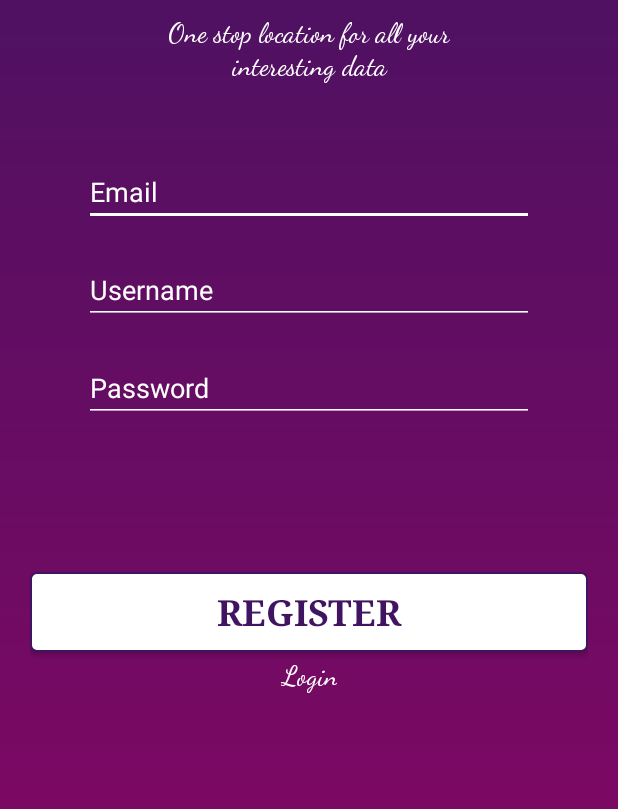
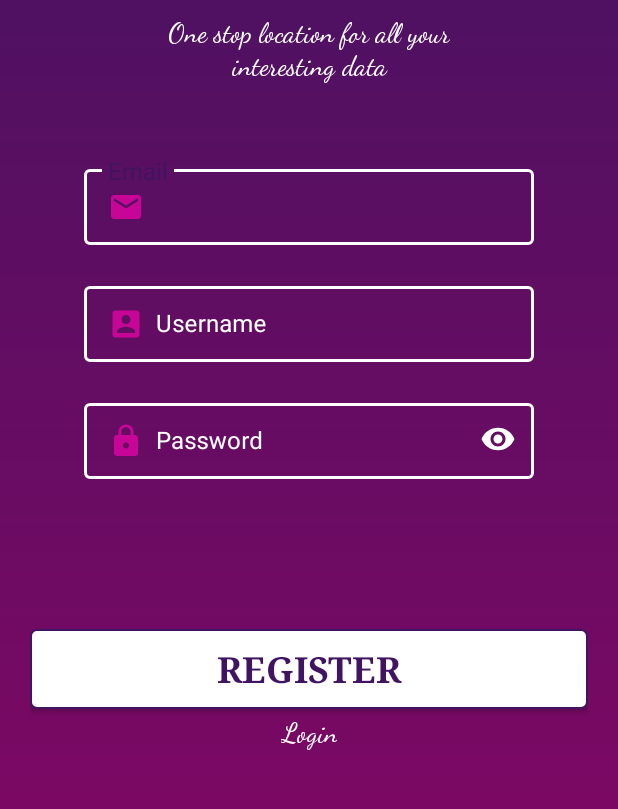
Before and after one commit to CodeChefVIT/Universal-Bookmark-App, an Android app: the Register screen opened directly, with no data from a screen before it, on a phone screen of 412 x 824 dp, the part 286-1095 px from its top. Run offline under Robolectric (Android 15) with nearby library versions, the phone set to English and light mode, and no system bars; libraries missing offline, so code that uses them is left out: com.tooltip; Roboto replaces fonts that are not available here; 2 statements that could not run were skipped.

Commit message:
Fixed bugs

```diff
--- a/app/src/main/java/com/codechefvit/bookmarked/Adapters/Adapter2.java
+++ b/app/src/main/java/com/codechefvit/bookmarked/Adapters/Adapter2.java
@@ -143,6 +143,8 @@ public class Adapter2 extends RecyclerView.Adapter<Adapter2.ViewHolder> {
             return "MakeMyTrip";
         if(url.contains("spotify"))
             return "Spotify";
+        if(url.contains("wikipedia") || url.contains("wiki"))
+            return "Wikipedia";
         if(url.contains("www")) {
             for (i = 0; i < url.length() - 1; i++) {
                 if (url.charAt(i) == '.')
--- a/app/src/main/java/com/codechefvit/bookmarked/Adapters/Adapter3.java
+++ b/app/src/main/java/com/codechefvit/bookmarked/Adapters/Adapter3.java
@@ -169,6 +169,8 @@ public class Adapter3 extends RecyclerView.Adapter<Adapter3.ViewHolder> {
             return "MakeMyTrip";
         if(url.contains("spotify"))
             return "Spotify";
+        if(url.contains("wikipedia") || url.contains("wiki"))
+            return "Wikipedia";
         if(url.contains("www")) {
             for (i = 0; i < url.length() - 1; i++) {
                 if (url.charAt(i) == '.')
--- a/app/src/main/java/com/codechefvit/bookmarked/Authentication/Login.java
+++ b/app/src/main/java/com/codechefvit/bookmarked/Authentication/Login.java
@@ -16,6 +16,7 @@ import com.codechefvit.bookmarked.Backend.TinyDB;
 import com.codechefvit.bookmarked.Backend.Users;
 import com.codechefvit.bookmarked.Main.Main;
 import com.codechefvit.bookmarked.R;
+import com.google.android.material.textfield.TextInputEditText;
 
 import retrofit2.Call;
 import retrofit2.Callback;
@@ -34,7 +35,7 @@ public class Login extends AppCompatActivity {
         setContentView(R.layout.activity_login);
 
         final EditText username=findViewById(R.id.name_input);
-        final EditText password=findViewById(R.id.pass_input);
+        final TextInputEditText password=findViewById(R.id.pass_input);
         Button login=findViewById(R.id.login);
         TextView skip=findViewById(R.id.skip);
         TextView register=findViewById(R.id.register_here);
--- /dev/null
+++ b/app/src/main/res/drawable/mail_icon.xml
@@ -0,0 +1,5 @@
+<vector android:height="24dp" android:tint="#C70698"
+    android:viewportHeight="24.0" android:viewportWidth="24.0"
+    android:width="24dp" xmlns:android="http://schemas.android.com/apk/res/android">
+    <path android:fillColor="#FF000000" android:pathData="M20,4L4,4c-1.1,0 -1.99,0.9 -1.99,2L2,18c0,1.1 0.9,2 2,2h16c1.1,0 2,-0.9 2,-2L22,6c0,-1.1 -0.9,-2 -2,-2zM20,8l-8,5 -8,-5L4,6l8,5 8,-5v2z"/>
+</vector>
--- /dev/null
+++ b/app/src/main/res/drawable/pass_icon.xml
@@ -0,0 +1,5 @@
+<vector android:height="24dp" android:tint="#C70698"
+    android:viewportHeight="24.0" android:viewportWidth="24.0"
+    android:width="24dp" xmlns:android="http://schemas.android.com/apk/res/android">
+    <path android:fillColor="#FF000000" android:pathData="M18,8h-1L17,6c0,-2.76 -2.24,-5 -5,-5S7,3.24 7,6v2L6,8c-1.1,0 -2,0.9 -2,2v10c0,1.1 0.9,2 2,2h12c1.1,0 2,-0.9 2,-2L20,10c0,-1.1 -0.9,-2 -2,-2zM12,17c-1.1,0 -2,-0.9 -2,-2s0.9,-2 2,-2 2,0.9 2,2 -0.9,2 -2,2zM15.1,8L8.9,8L8.9,6c0,-1.71 1.39,-3.1 3.1,-3.1 1.71,0 3.1,1.39 3.1,3.1v2z"/>
+</vector>
--- /dev/null
+++ b/app/src/main/res/drawable/user_icon.xml
@@ -0,0 +1,5 @@
+<vector android:height="24dp" android:tint="#C70698"
+    android:viewportHeight="24.0" android:viewportWidth="24.0"
+    android:width="24dp" xmlns:android="http://schemas.android.com/apk/res/android">
+    <path android:fillColor="#FF000000" android:pathData="M3,5v14c0,1.1 0.89,2 2,2h14c1.1,0 2,-0.9 2,-2L21,5c0,-1.1 -0.9,-2 -2,-2L5,3c-1.11,0 -2,0.9 -2,2zM15,9c0,1.66 -1.34,3 -3,3s-3,-1.34 -3,-3 1.34,-3 3,-3 3,1.34 3,3zM6,17c0,-2 4,-3.1 6,-3.1s6,1.1 6,3.1v1L6,18v-1z"/>
+</vector>
--- a/app/src/main/res/layout/activity_register.xml
+++ b/app/src/main/res/layout/activity_register.xml
@@ -3,6 +3,7 @@
     xmlns:tools="http://schemas.android.com/tools"
     android:layout_width="match_parent"
     android:layout_height="match_parent"
+    xmlns:app="http://schemas.android.com/apk/res-auto"
     android:orientation="vertical"
     android:background="@drawable/gradient"
     android:padding="20dp"
@@ -31,39 +32,73 @@
         android:layout_marginTop="20dp"
         android:textSize="18sp"/>
 
-    <EditText
-        android:id="@+id/email_input"
+    <com.google.android.material.textfield.TextInputLayout
         android:layout_width="300dp"
-        android:textColor="@android:color/white"
+        app:hintTextAppearance="@style/MyHintStyle"
+        style="@style/LoginTextInputLayoutStyle"
         android:textColorHint="@android:color/white"
-        android:backgroundTint="@android:color/white"
         android:layout_height="wrap_content"
         android:layout_marginTop="50dp"
         android:hint="Email"
-        android:layout_gravity="center_horizontal"/>
+        android:singleLine="true"
+        android:layout_gravity="center_horizontal">
 
-    <EditText
-        android:id="@+id/username_input"
+        <com.google.android.material.textfield.TextInputEditText
+            android:layout_width="300dp"
+            android:layout_height="wrap_content"
+            android:drawableLeft="@drawable/mail_icon"
+            android:drawablePadding="8dp"
+            android:textColor="#fff"
+            android:inputType="textEmailAddress"
+            android:id="@+id/email_input"/>
+
+    </com.google.android.material.textfield.TextInputLayout>
+
+    <com.google.android.material.textfield.TextInputLayout
         android:layout_width="300dp"
         android:hint="Username"
-        android:textColor="@android:color/white"
         android:textColorHint="@android:color/white"
-        android:backgroundTint="@android:color/white"
+        style="@style/LoginTextInputLayoutStyle"
+        app:hintTextAppearance="@style/MyHintStyle"
+        android:layout_height="wrap_content"
+        android:singleLine="true"
+        android:layout_gravity="center_horizontal"
+        android:layout_marginTop="20dp">
+
+        <com.google.android.material.textfield.TextInputEditText
+            android:layout_width="300dp"
+            android:layout_height="wrap_content"
+            android:drawableLeft="@drawable/user_icon"
+            android:drawablePadding="8dp"
+            android:textColor="#fff"
+            android:id="@+id/username_input"/>
+
+    </com.google.android.material.textfield.TextInputLayout>
+
+    <com.google.android.material.textfield.TextInputLayout
+        android:layout_width="300dp"
+        android:inputType="textPassword"
+        app:passwordToggleEnabled="true"
+        app:passwordToggleTint="#fff"
+        style="@style/LoginTextInputLayoutStyle"
+        app:hintTextAppearance="@style/MyHintStyle"
+        android:textColorHint="@android:color/white"
+        android:hint="Password"
+        android:singleLine="true"
         android:layout_height="wrap_content"
         android:layout_gravity="center_horizontal"
-        android:layout_marginTop="20dp"/>
+        android:layout_marginTop="20dp">
 
-    <EditText
-        android:id="@+id/pass_input"
-        android:layout_width="300dp"
-        android:inputType="textPassword"
-        android:textColor="@android:color/white"
-        android:textColorHint="@android:color/white"
-        android:backgroundTint="@android:color/white"
-        android:hint="Password"
-        android:layout_height="wrap_content"
-        android:layout_gravity="center_horizontal"
-        android:layout_marginTop="20dp"/>
+        <com.google.android.material.textfield.TextInputEditText
+            android:layout_width="300dp"
+            android:layout_height="wrap_content"
+            android:textColor="#fff"
+            android:drawableStart="@drawable/pass_icon"
+            android:drawablePadding="8dp"
+            android:inputType="textPassword"
+            android:id="@+id/pass_input"/>
+
+    </com.google.android.material.textfield.TextInputLayout>
 
     <ProgressBar
         android:layout_width="40dp"
--- a/app/src/main/res/values/colors.xml
+++ b/app/src/main/res/values/colors.xml
@@ -1,7 +1,8 @@
 <?xml version="1.0" encoding="utf-8"?>
-<resources>
+<resources xmlns:tools="http://schemas.android.com/tools">
     <color name="colorPrimary">#401461</color>
     <color name="colorPrimaryDark">#FFFFFF</color>
-    <color name="colorAccent">#440234</color>
+    <color name="colorAccent">#C70698</color>
     <color name="white">#fff</color>
+    <color name="mtrl_textinput_default_box_stroke_color" tools:override="true">#fff</color>
 </resources>
--- a/app/src/main/res/values/styles.xml
+++ b/app/src/main/res/values/styles.xml
@@ -8,7 +8,20 @@
         <item name="colorAccent">@color/colorAccent</item>
         <item name="android:windowLightStatusBar">true</item>
         <item name="android:textColorSecondary">@color/colorAccent</item>
+    </style>
 
+    <style name="MyHintStyle" parent="@android:style/TextAppearance">
+        <item name="android:textColor">@color/colorAccent</item>
+    </style>
+
+    <style name="LoginTextInputLayoutStyle" parent="Widget.MaterialComponents.TextInputLayout.OutlinedBox.Dense">
+        <item name="boxStrokeColor">#fff</item>
+        <item name="boxStrokeWidth">2dp</item>
+    </style>
+
+    <style name="LoginTextInputLayoutStyle2" parent="Widget.MaterialComponents.TextInputLayout.OutlinedBox.Dense">
+        <item name="boxStrokeColor">#401461</item>
+        <item name="boxStrokeWidth">2dp</item>
     </style>
 
 </resources>
```
Also changed, not shown: app/src/main/java/com/codechefvit/bookmarked/Authentication/Register.java (+12 -2 lines), app/src/main/res/layout/activity_login.xml (+46 -10 lines), 2 other files.
